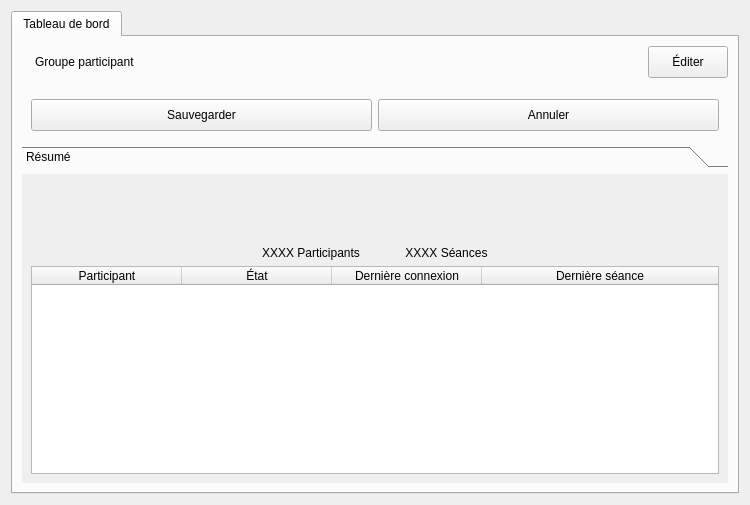
Qt form client/src/editors/GroupWidget.ui (introlab/openteraplus) before a commit.
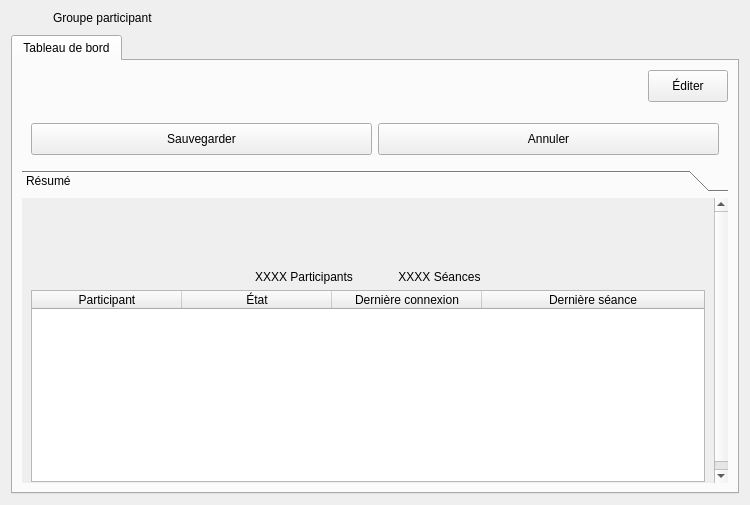
The same form after that commit. Icons and pictures are not drawn. Custom widgets are drawn as their Qt base class.

Diff of the .ui file:
```diff
--- a/client/src/editors/GroupWidget.ui
+++ b/client/src/editors/GroupWidget.ui
@@ -118,22 +118,11 @@
 </string>
   </property>
   <layout class="QVBoxLayout" name="verticalLayout">
-   <item>
-    <widget class="QTabWidget" name="tabNav">
-     <property name="currentIndex">
-      <number>0</number>
-     </property>
-     <widget class="QWidget" name="tabDashboard">
-      <attribute name="icon">
-       <iconset resource="../../resources/TeraClient.qrc">
-        <normaloff>:/icons/dashboard.png</normaloff>:/icons/dashboard.png</iconset>
-      </attribute>
-      <attribute name="title">
-       <string>Tableau de bord</string>
-      </attribute>
-      <layout class="QVBoxLayout" name="verticalLayout_2">
+   <property name="spacing">
+    <number>10</number>
+   </property>
        <item>
-        <layout class="QHBoxLayout" name="horizontalLayout">
+    <layout class="QHBoxLayout" name="horizontalLayout_3">
          <item>
           <widget class="QLabel" name="icoTitle">
            <property name="sizePolicy">
@@ -172,6 +161,24 @@
            </property>
           </widget>
          </item>
+    </layout>
+   </item>
+   <item>
+    <widget class="QTabWidget" name="tabNav">
+     <property name="currentIndex">
+      <number>0</number>
+     </property>
+     <widget class="QWidget" name="tabDashboard">
+      <attribute name="icon">
+       <iconset resource="../../resources/TeraClient.qrc">
+        <normaloff>:/icons/dashboard.png</normaloff>:/icons/dashboard.png</iconset>
+      </attribute>
+      <attribute name="title">
+       <string>Tableau de bord</string>
+      </attribute>
+      <layout class="QVBoxLayout" name="verticalLayout_2">
+       <item>
+        <layout class="QHBoxLayout" name="horizontalLayout">
          <item>
           <spacer name="horizontalSpacer">
            <property name="orientation">
@@ -180,7 +187,7 @@
            <property name="sizeHint" stdset="0">
             <size>
              <width>40</width>
-             <height>20</height>
+             <height>1</height>
             </size>
            </property>
           </spacer>
@@ -291,8 +298,8 @@
            <rect>
             <x>0</x>
             <y>0</y>
-            <width>714</width>
-            <height>307</height>
+            <width>701</width>
+            <height>294</height>
            </rect>
           </property>
           <attribute name="label">
```
Lines whose indentation alone changed are shown as unchanged.
